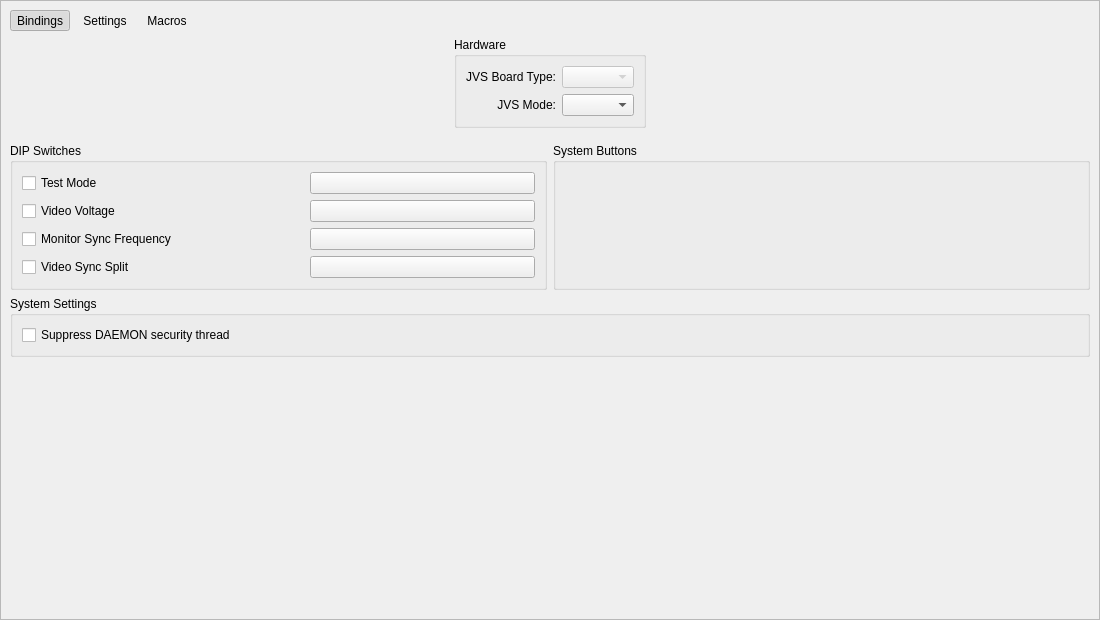
This is pcsx2-qt/Settings/JVSControlsWidget.ui in PS2Homebrew-arcade/pcsx2x6 as Qt 5 draws it before an edit. The edited form follows.
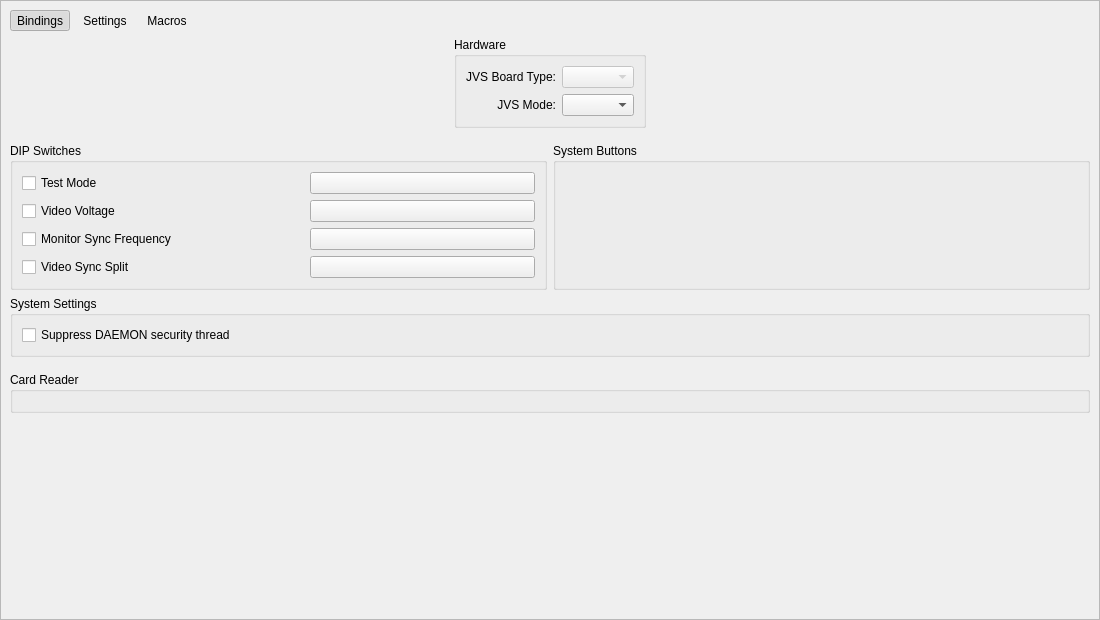
This is the edited form. Icons and pictures are not drawn. Custom widgets are drawn as their Qt base class.

Patch:
```diff
--- a/pcsx2-qt/Settings/JVSControlsWidget.ui
+++ b/pcsx2-qt/Settings/JVSControlsWidget.ui
@@ -296,8 +296,14 @@
          </widget>
         </widget>
        </item>
-
-       <!-- Spacer -->
+       <item>
+        <widget class="QGroupBox" name="CardInputsGroup">
+         <property name="title">
+          <string>Card Reader</string>
+         </property>
+         <layout class="QGridLayout" name="cardButtonsLayout" columnstretch="1"/>
+        </widget>
+       </item>
        <item>
         <spacer name="verticalSpacer">
          <property name="orientation"><enum>Qt::Orientation::Vertical</enum></property>
```
Left out of the diff: 496 changed lines with no effect on the pictures.
